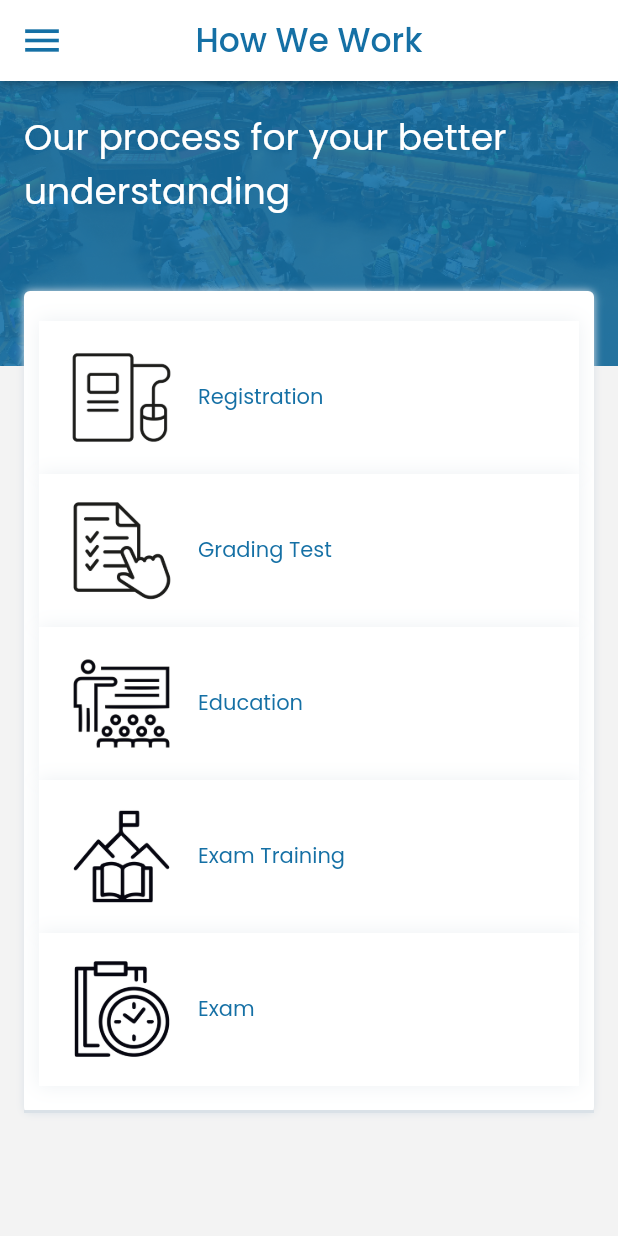
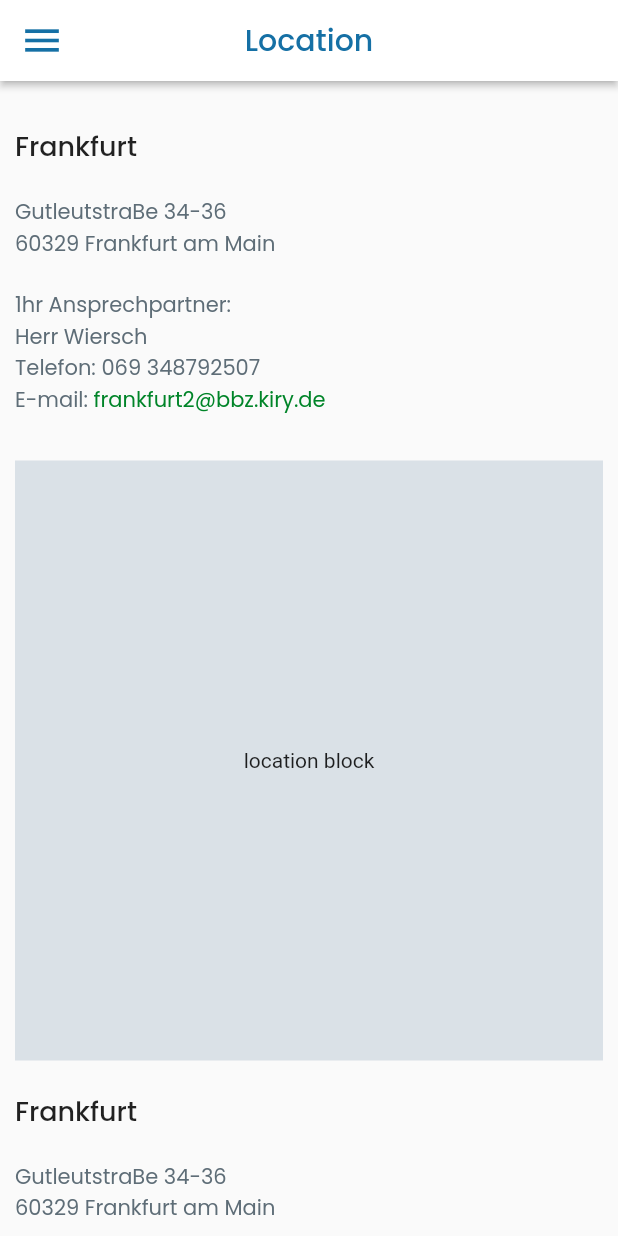
Before and after one commit to vikramS-addweb/Flutter-BBZ-Private, a Flutter app: the HowWeWork screen opened directly, after a tap on the "menu" icon, after a tap on "Location", on a phone screen of 412 x 824 dp. Run offline on Flutter 3.47's test engine with Material 2 defaults, Android fonts, the phone set to English and light mode, and no system bars; our stand-ins replace connectivity_plus, custom_navigation_bar, get, image_picker, percent_indicator, persistent_bottom_nav_bar; missing offline and left inert: custom_top_navigator.

Commit message:
location screen n design done

```diff
--- a/lib/Views/DrawerScreen.dart
+++ b/lib/Views/DrawerScreen.dart
@@ -15,6 +15,7 @@ import '../Views/News.dart';
 import '../Views/HowWeWork.dart';
 import '../Utils/Constant.dart';
 import '../Utils/Global.dart';
+import 'Location.dart';
 
 class DrawerScreen extends StatelessWidget {
   DrawerScreen({Key? key}) : super(key: key);
@@ -101,6 +102,9 @@ class DrawerScreen extends StatelessWidget {
                           keyDrawer.currentState!.closeDrawer();
 
                           switch (index) {
+                            case 0:
+                              Location().navigateToCustom(context);
+                              break;
                             case 1:
                               ContactUs().navigateToCustom(context);
                               break;
--- /dev/null
+++ b/lib/Views/Location.dart
@@ -0,0 +1,117 @@
+import 'package:bbz/Utils/Constant.dart';
+import 'package:flutter/material.dart';
+import 'package:get/get.dart';
+import '../Components/AppBarStyle.dart';
+import '../Styles/ColorStyle.dart';
+import '../Styles/TextStyles.dart';
+import '../Utils/Global.dart';
+import '../Styles/ImageStyle.dart';
+import 'DrawerScreen.dart';
+
+class Location extends StatelessWidget {
+  Location({Key? key}) : super(key: key);
+
+
+
+  @override
+  Widget build(BuildContext context) {
+    return Scaffold(
+      key: keyDrawer,
+      drawer: DrawerScreen(),
+      appBar: AppBarStyle(
+        title: 'Location',
+        leading: IconButton(
+          icon: Icon(
+            Icons.menu,
+            color: ColorStyle.primaryColor_1570A5,
+            size: 30,
+          ),
+          onPressed: () {
+            keyDrawer.currentState!.openDrawer();
+            // navigateToBack(context);
+          },
+        ),
+        styleTitle: TextStylesCustom.textStyles_20.apply(
+          color: ColorStyle.primaryColor_1570A5,
+          fontWeightDelta: 1,
+        ),
+        elevation: 2,
+      ),
+      body: ListView.separated(
+        padding: EdgeInsets.only(top: 30, bottom: 30, left: 10, right: 10),
+        itemBuilder: ((context, index){
+        return Column(
+          crossAxisAlignment: CrossAxisAlignment.start,
+          children: [
+            Text(
+              'Frankfurt',
+              style: TextStylesCustom.textStyles_18
+                  .apply(fontWeightDelta: 1),
+            ),
+            SizedBox(
+              height: 20,
+            ),
+            Text(
+              'GutleutstraBe 34-36',
+              style: TextStylesCustom.textStyles_14
+                  .apply(color: ColorStyle.grey_5E6D77),
+            ),
+            Text(
+              '60329 Frankfurt am Main',
+              style: TextStylesCustom.textStyles_14
+                  .apply(color: ColorStyle.grey_5E6D77),
+            ),
+            SizedBox(
+              height: 20,
+            ),
+            Text(
+              '1hr Ansprechpartner:',
+              style: TextStylesCustom.textStyles_14
+                  .apply(color: ColorStyle.grey_5E6D77),
+            ),
+            Text(
+              'Herr Wiersch',
+              style: TextStylesCustom.textStyles_14
+                  .apply(color: ColorStyle.grey_5E6D77),
+            ),
+            Text(
+              'Telefon: 069 348792507',
+              style: TextStylesCustom.textStyles_14
+                  .apply(color: ColorStyle.grey_5E6D77),
+            ),
+            Row(
+              children: [
+                Text(
+                  'E-mail: ',
+                  style: TextStylesCustom.textStyles_14
+                      .apply(color: ColorStyle.grey_5E6D77),
+                ),
+                Text(
+                  'frankfurt2@bbz.kiry.de',
+                  style: TextStylesCustom.textStyles_14
+                      .apply(color: ColorStyle.green_008428),
+                ),
+              ],
+            ),
+            SizedBox(
+              height: 30,
+            ),
+// -------------------------------------------------------Map Container------------------------------------------->
+            Container(
+              width: Get.mediaQuery.size.width,
+              height: 400,
+              color: ColorStyle.grey_DAE1E7,
+              child: Center(
+                child: Text('location block'),
+              ),
+            )
+          ],
+        );
+      }), separatorBuilder: ((context, index){
+        return SizedBox(height: 20,);
+      }), itemCount: 2,
+        shrinkWrap: true,
+        scrollDirection: Axis.vertical,),
+    );
+  }
+}
--- a/lib/main.dart
+++ b/lib/main.dart
@@ -15,7 +15,7 @@ import './Views/BookingHistory.dart';
 import './Views/NewsDetail.dart';
 import './Views/ExamDetail.dart';
 import './Views/BookingConfirmation.dart';
-import './Views/BookingHistory.dart';
+import './Views/Location.dart';
 import 'package:bbz/Views/PersistentBottomNavBarCustom.dart';
 
 void main() {
@@ -40,7 +40,7 @@ class MyApp extends StatelessWidget {
       debugShowCheckedModeBanner: false,
       theme: ThemeData(
           primarySwatch: ColorStyle.primaryColor_1570A5.toMaterialColor()),
-      // home: BookingHistory(),
+      // home: Location(),
       // home: TabbarScreen(),
       home: SplashScreen(),
     );
```
